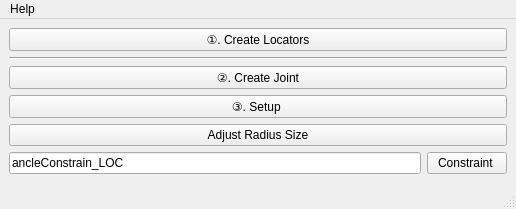
Above: gui/ReverseFoot_gui.ui from popipopi33/ReverseFootTool before the change. Below: the same form after it.
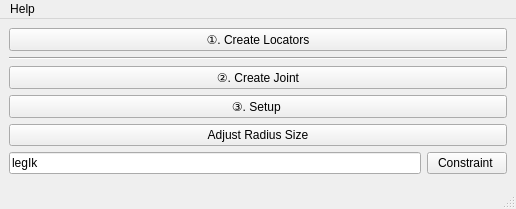
That is the form after the change.

```diff
--- a/gui/ReverseFoot_gui.ui
+++ b/gui/ReverseFoot_gui.ui
@@ -58,7 +58,7 @@
       <item>
        <widget class="QLineEdit" name="tg_ik_text">
         <property name="text">
-         <string>ancleConstrain_LOC</string>
+         <string>legIk</string>
         </property>
        </widget>
       </item>
```
